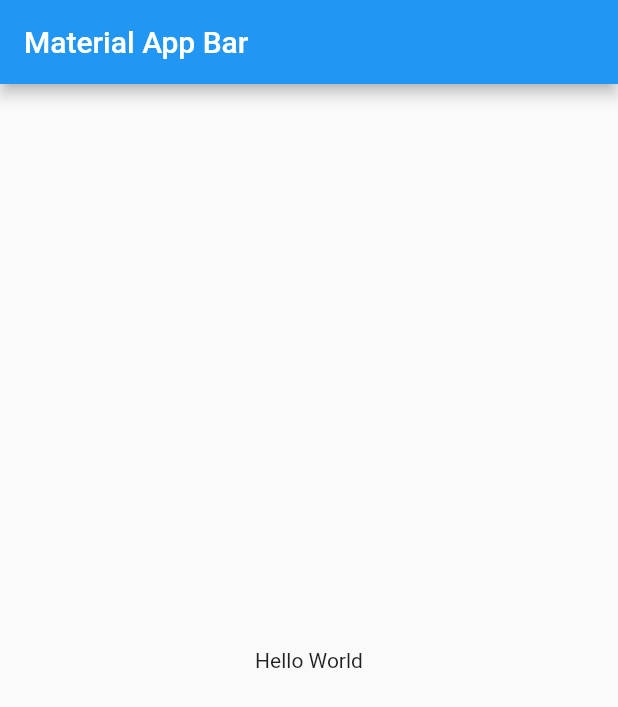
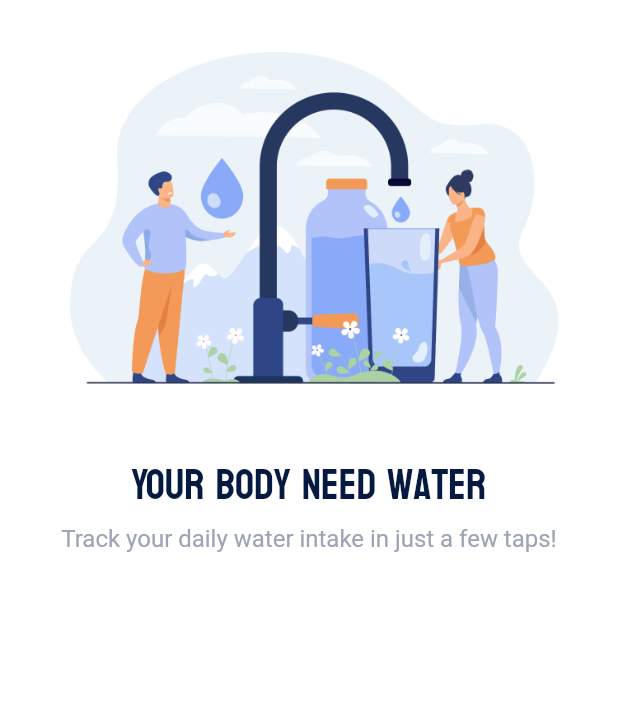
Before and after one commit to mctahmt1/HealtyApp, a Flutter app: the screen it shows after launch, on a phone screen of 412 x 824 dp. Shown: the top 707 px of the screen. Run offline on Flutter 3.47's test engine with Material 2 defaults, Android fonts, the phone set to English and light mode, and no system bars.

Commit message:
anasyafa eklendi

```diff
--- a/lib/HomePage/homapage.dart
+++ /dev/null
@@ -1,10 +0,0 @@
-import 'package:flutter/material.dart';
-
-class Home extends StatelessWidget {
-  const Home({Key? key}) : super(key: key);
-
-  @override
-  Widget build(BuildContext context) {
-    return Container();
-  }
-}
--- /dev/null
+++ b/lib/const/colors.dart
@@ -0,0 +1,7 @@
+import 'package:flutter/material.dart';
+
+class AppColors {
+  static const Color backGroundColor = Colors.white;
+  static const Color homePageFont = Color(0xff061941);
+  static const Color homePageFont2 = Color(0xff9da4b4);
+}
--- a/lib/main.dart
+++ b/lib/main.dart
@@ -1,22 +1,16 @@
 import 'package:flutter/material.dart';
+import 'package:healty_app/pages/homapage.dart';
 
-void main() => runApp(MyApp());
+void main() => runApp(const MyApp());
 
 class MyApp extends StatelessWidget {
+  const MyApp({Key? key}) : super(key: key);
+
   @override
   Widget build(BuildContext context) {
-    return MaterialApp(
-      title: 'Material App',
-      home: Scaffold(
-        appBar: AppBar(
-          title: Text('Material App Bar'),
-        ),
-        body: Center(
-          child: Container(
-            child: Text('Hello World'),
-          ),
-        ),
-      ),
+    return const MaterialApp(
+      debugShowCheckedModeBanner: false,
+      home: HomePage(),
     );
   }
 }
--- /dev/null
+++ b/lib/pages/homapage.dart
@@ -0,0 +1,50 @@
+import 'package:flutter/material.dart';
+import 'package:healty_app/const/colors.dart';
+import 'package:healty_app/photos/images.dart';
+
+class HomePage extends StatefulWidget {
+  const HomePage({Key? key}) : super(key: key);
+
+  @override
+  State<HomePage> createState() => _HomeState();
+}
+
+class _HomeState extends State<HomePage> {
+  get key1 => GlobalKey<ScaffoldState>();
+
+  @override
+  Widget build(BuildContext context) {
+    return homePage(key: key1);
+  }
+}
+
+Widget homePage({GlobalKey<ScaffoldState>? key}) => SafeArea(
+      key: key,
+      child: Scaffold(
+        backgroundColor: AppColors.backGroundColor,
+        body: Column(
+          crossAxisAlignment: CrossAxisAlignment.center,
+          children: [
+            Image.asset(
+              AppImages.homeImage,
+            ),
+            const Text(
+              'Your body need water',
+              style: TextStyle(
+                fontFamily: 'Koulen',
+                fontSize: 28,
+                color: AppColors.homePageFont,
+              ),
+            ),
+            const SizedBox(
+              height: 24,
+              child: Text('Track your daily water intake in just a few taps!',
+                  style: TextStyle(
+                    fontSize: 16,
+                    color: AppColors.homePageFont2,
+                  )),
+            ),
+          ],
+        ),
+      ),
+    );
--- /dev/null
+++ b/lib/photos/images.dart
@@ -0,0 +1,6 @@
+class AppImages {
+  static String path = "assets/images/";
+  static String homeImage = get("Onboard.png");
+
+  static String get(String image) => path + image;
+}
```
Also changed, not shown: pubspec.yaml (+7 -9 lines), assets/fonts/Koulen-Regular.ttf (added), assets/images/Onboard.png (added).
